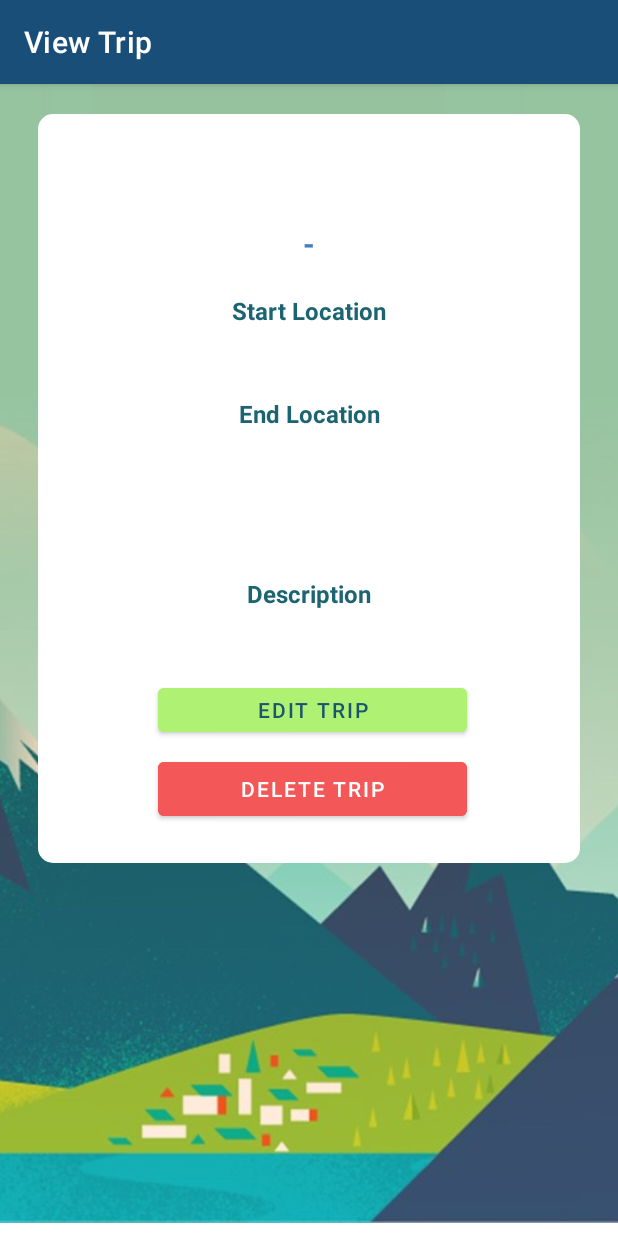
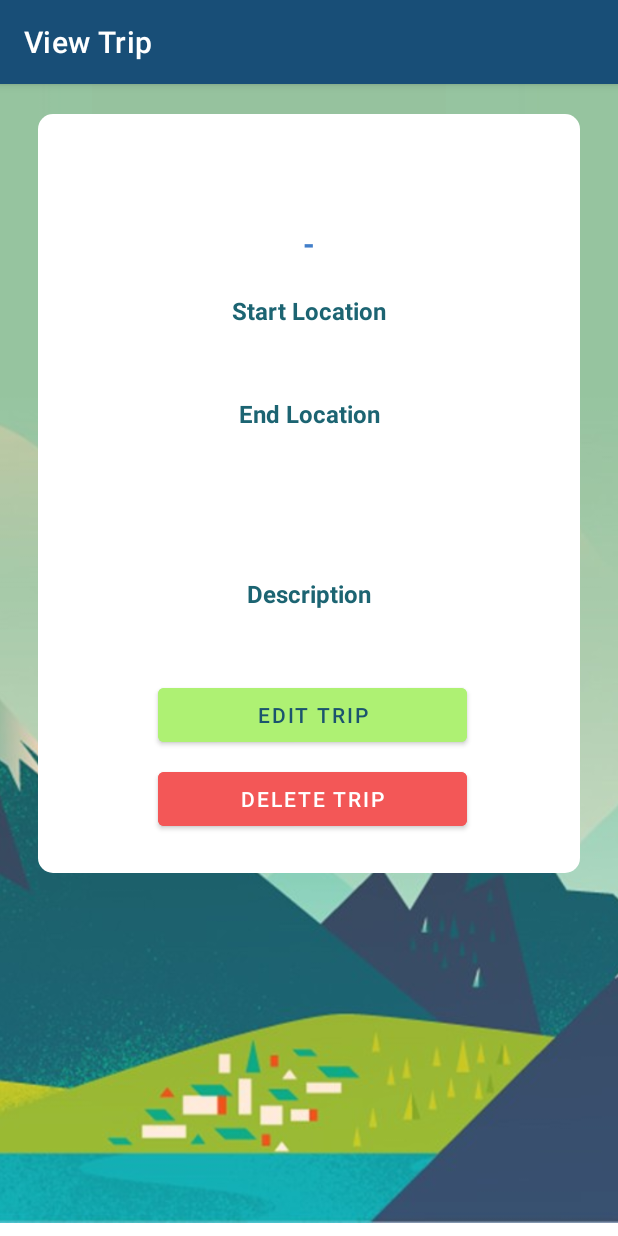
Before and after one commit to J3Jab/TripTrip-MOBDEVE, an Android app: the ViewTripActivity screen opened directly, with no data from a screen before it, on a phone screen of 412 x 824 dp. Run offline under Robolectric (Android 15) with nearby library versions, the phone set to English and light mode, and no system bars.

Commit message:
Adjusted view trip layout; added max length to add/edit location fields

```diff
--- a/TripTripMobileApp/app/src/main/res/layout/activity_add_trip.xml
+++ b/TripTripMobileApp/app/src/main/res/layout/activity_add_trip.xml
@@ -140,6 +140,7 @@
         android:ems="10"
         android:hint="@string/enter_start_location"
         android:inputType="text"
+        android:maxLength="15"
         android:textColor="@color/white"
         android:textColorHint="@color/hint_gray"
         app:layout_constraintEnd_toStartOf="@+id/ib_add_search_location"
@@ -155,6 +156,7 @@
         android:ems="10"
         android:hint="@string/enter_end_location"
         android:inputType="text"
+        android:maxLength="15"
         android:textColor="@color/white"
         android:textColorHint="@color/hint_gray"
         app:layout_constraintEnd_toEndOf="@+id/et_add_start_location"
--- a/TripTripMobileApp/app/src/main/res/layout/activity_edit_trip.xml
+++ b/TripTripMobileApp/app/src/main/res/layout/activity_edit_trip.xml
@@ -129,6 +129,7 @@
         android:ems="10"
         android:hint="@string/enter_start_location"
         android:inputType="text"
+        android:maxLength="15"
         android:textColor="@color/white"
         android:textColorHint="@color/hint_gray"
         app:layout_constraintEnd_toStartOf="@+id/ib_edit_search_location"
@@ -144,6 +145,7 @@
         android:ems="10"
         android:hint="@string/enter_end_location"
         android:inputType="text"
+        android:maxLength="15"
         android:textColor="@color/white"
         android:textColorHint="@color/hint_gray"
         app:layout_constraintEnd_toEndOf="@+id/et_edit_start_location"
--- a/TripTripMobileApp/app/src/main/res/layout/activity_view_trip.xml
+++ b/TripTripMobileApp/app/src/main/res/layout/activity_view_trip.xml
@@ -167,9 +167,8 @@
         android:textSize="20sp"
         android:textStyle="bold"
         android:visibility="visible"
-        app:layout_constraintEnd_toEndOf="@+id/tv_view_trip_title"
-        app:layout_constraintHorizontal_bias="0.0"
-        app:layout_constraintStart_toStartOf="@+id/tv_view_trip_title"
+        app:layout_constraintEnd_toEndOf="parent"
+        app:layout_constraintStart_toStartOf="parent"
         app:layout_constraintTop_toBottomOf="@+id/tv_view_end_location" />
 
     <TextView
@@ -239,7 +238,7 @@
     <Button
         android:id="@+id/btn_view_edit_trip"
         android:layout_width="206dp"
-        android:layout_height="41dp"
+        android:layout_height="wrap_content"
         android:layout_marginStart="80dp"
         android:layout_marginTop="2dp"
         android:layout_marginEnd="80dp"
```
